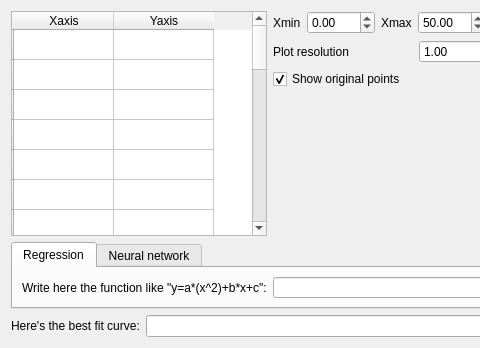
Qt form src/mainwindow.ui (KDE/kartesio) before a commit; both pictures show x 0 to 480 and y 0 to 348 of the 716 by 348 pixel window.
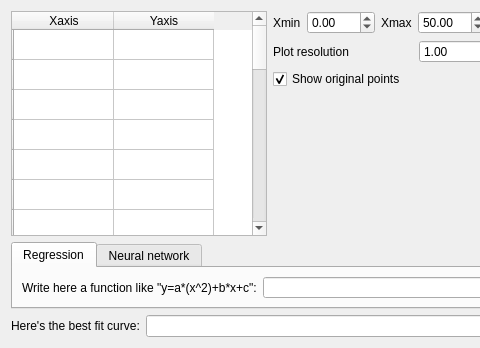
The same form after that commit. Custom widgets are drawn as their Qt base class.

Commit message: Fix typos in docs, fix formatting

The edit to the form file:
```diff
--- a/src/mainwindow.ui
+++ b/src/mainwindow.ui
@@ -46,7 +46,7 @@
          <item>
           <widget class="QLabel" name="label">
            <property name="text">
-            <string>Write here the function like &quot;y=a*(x^2)+b*x+c&quot;:</string>
+            <string>Write here a function like &quot;y=a*(x^2)+b*x+c&quot;:</string>
            </property>
           </widget>
          </item>
```
The commit also changes 2 other files.
